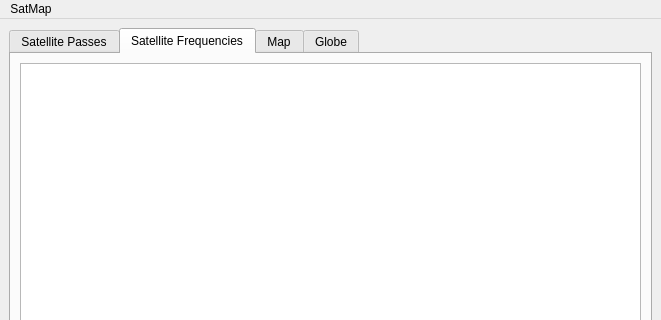
Above: mainwindow.ui from andreidicu03/satMapGit before the change; both pictures show x 0 to 661 and y 0 to 320 of the 661 by 724 pixel window. Below: the same form after it.
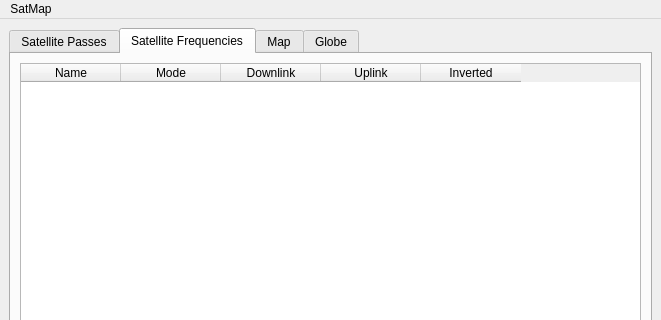
That is the form after the change. The open tabs and pages were chosen to show the change. Custom widgets are drawn as their Qt base class.

```diff
--- a/mainwindow.ui
+++ b/mainwindow.ui
@@ -296,7 +296,36 @@
        </attribute>
        <layout class="QGridLayout" name="gridLayout_3">
         <item row="0" column="0">
-         <widget class="QTableWidget" name="satFreqTable"/>
+         <widget class="QTableWidget" name="satFreqTable">
+          <attribute name="horizontalHeaderCascadingSectionResizes">
+           <bool>false</bool>
+          </attribute>
+          <column>
+           <property name="text">
+            <string>Name</string>
+           </property>
+          </column>
+          <column>
+           <property name="text">
+            <string>Mode</string>
+           </property>
+          </column>
+          <column>
+           <property name="text">
+            <string>Downlink</string>
+           </property>
+          </column>
+          <column>
+           <property name="text">
+            <string>Uplink</string>
+           </property>
+          </column>
+          <column>
+           <property name="text">
+            <string>Inverted</string>
+           </property>
+          </column>
+         </widget>
         </item>
        </layout>
       </widget>
```
Left out of the diff: 8 changed lines with no effect on the pictures.
